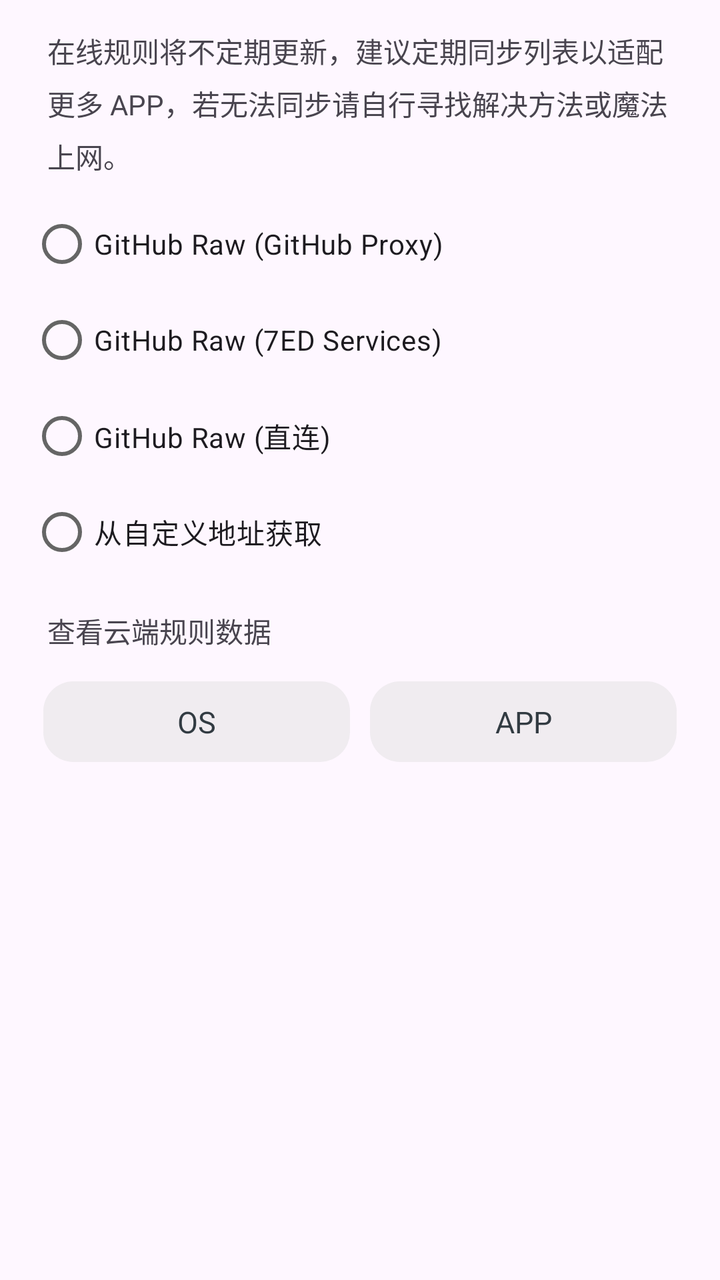
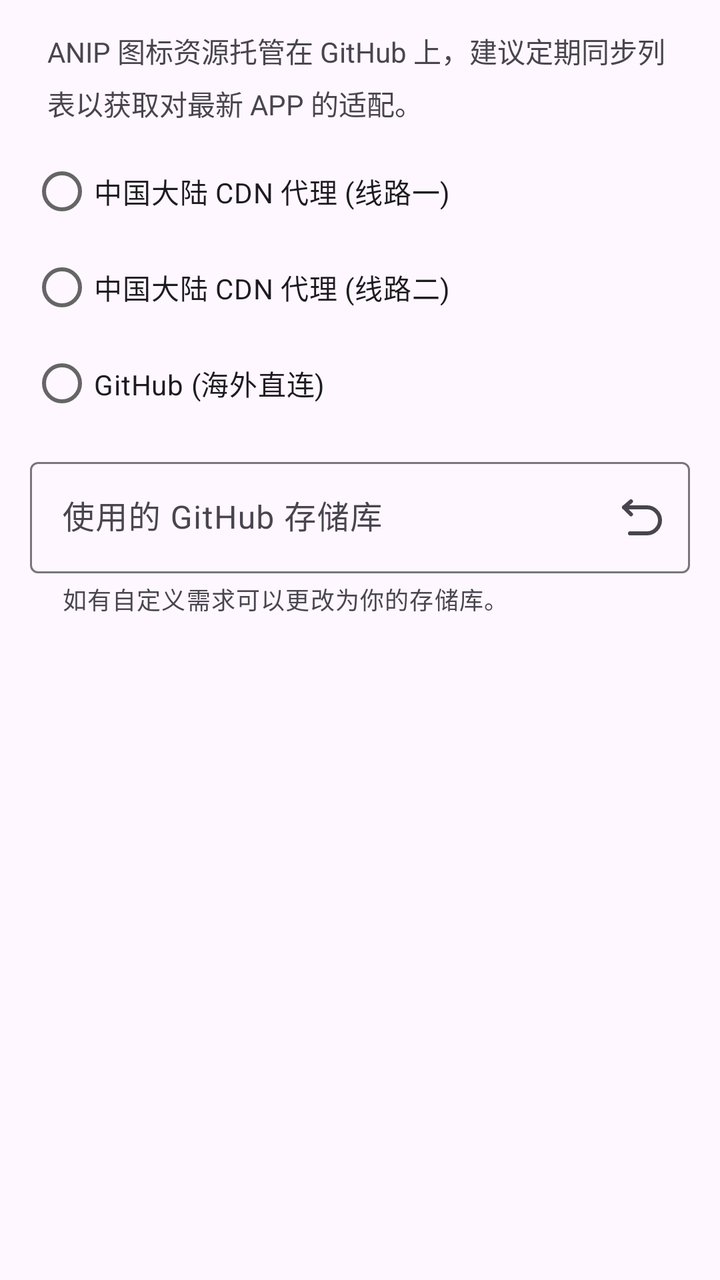

Before-and-after screenshots of an Android layout around one commit, followed by the original layout XML and the change that was made.
<!-- AndroidManifest.xml: application theme Theme.ColorOSNotifyIcon -->
<!-- res/layout/dia_source_from.xml -->
<?xml version="1.0" encoding="utf-8"?>
<LinearLayout xmlns:android="http://schemas.android.com/apk/res/android"
    xmlns:app="http://schemas.android.com/apk/res-auto"
    xmlns:tools="http://schemas.android.com/tools"
    android:layout_width="match_parent"
    android:layout_height="wrap_content"
    android:orientation="vertical"
    android:paddingLeft="15dp"
    android:paddingTop="15dp"
    android:paddingRight="15dp"
    tools:ignore="HardcodedText">

    <TextView
        android:layout_width="match_parent"
        android:layout_height="wrap_content"
        android:layout_marginLeft="8.5dp"
        android:layout_marginRight="8.5dp"
        android:layout_marginBottom="10dp"
        android:lineSpacingExtra="6dp"
        android:text="在线规则将不定期更新，建议定期同步列表以适配更多 APP，若无法同步请自行寻找解决方法或魔法上网。"
        android:textSize="14sp" />

    <RadioGroup
        android:layout_width="match_parent"
        android:layout_height="wrap_content">

        <com.google.android.material.radiobutton.MaterialRadioButton
            android:id="@+id/source_radio_0"
            android:layout_width="wrap_content"
            android:layout_height="wrap_content"
            android:text="GitHub Raw (GitHub Proxy)"
            app:buttonTint="@color/colorPrimaryAccent" />

        <com.google.android.material.radiobutton.MaterialRadioButton
            android:id="@+id/source_radio_1"
            android:layout_width="wrap_content"
            android:layout_height="wrap_content"
            android:text="GitHub Raw (7ED Services)"
            app:buttonTint="@color/colorPrimaryAccent" />

        <com.google.android.material.radiobutton.MaterialRadioButton
            android:id="@+id/source_radio_2"
            android:layout_width="wrap_content"
            android:layout_height="wrap_content"
            android:text="GitHub Raw (直连)"
            app:buttonTint="@color/colorPrimaryAccent" />

        <com.google.android.material.radiobutton.MaterialRadioButton
            android:id="@+id/source_radio_3"
            android:layout_width="wrap_content"
            android:layout_height="wrap_content"
            android:text="从自定义地址获取"
            app:buttonTint="@color/colorPrimaryAccent" />
    </RadioGroup>

    <com.google.android.material.textfield.TextInputLayout
        android:id="@+id/source_from_text_lin"
        android:layout_width="match_parent"
        android:layout_height="wrap_content"
        android:layout_marginTop="10dp"
        android:visibility="gone">

        <com.google.android.material.textfield.TextInputEditText
            android:id="@+id/source_url_edit"
            android:layout_width="match_parent"
            android:layout_height="wrap_content"
            android:ellipsize="end"
            android:hint="请输入在线地址 URL"
            android:singleLine="true" />
    </com.google.android.material.textfield.TextInputLayout>

    <LinearLayout
        android:id="@+id/source_traveler_lin"
        android:layout_width="match_parent"
        android:layout_height="wrap_content"
        android:layout_marginTop="15dp"
        android:orientation="vertical">

        <TextView
            android:layout_width="match_parent"
            android:layout_height="wrap_content"
            android:layout_marginLeft="8.5dp"
            android:layout_marginRight="8.5dp"
            android:layout_marginBottom="15dp"
            android:singleLine="true"
            android:text="查看云端规则数据"
            android:textSize="14sp" />

        <LinearLayout
            android:layout_width="match_parent"
            android:layout_height="wrap_content"
            android:layout_marginLeft="6.5dp"
            android:layout_marginRight="6.5dp"
            android:orientation="horizontal">

            <TextView
                android:id="@+id/source_traveler_os_button"
                android:layout_width="0dp"
                android:layout_height="wrap_content"
                android:layout_marginEnd="5dp"
                android:layout_weight="1"
                android:background="@drawable/bg_button_round"
                android:gravity="center"
                android:padding="10dp"
                android:singleLine="true"
                android:text="OS"
                android:textColor="@color/colorTextGray"
                android:textSize="15sp" />

            <TextView
                android:id="@+id/source_traveler_app_button"
                android:layout_width="0dp"
                android:layout_height="wrap_content"
                android:layout_marginStart="5dp"
                android:layout_weight="1"
                android:background="@drawable/bg_button_round"
                android:gravity="center"
                android:padding="10dp"
                android:singleLine="true"
                android:text="APP"
                android:textColor="@color/colorTextGray"
                android:textSize="15sp" />
        </LinearLayout>
    </LinearLayout>
</LinearLayout>
<!-- resources referenced by this layout -->
<resources>
  <color name="colorPrimaryAccent">#656565</color>
  <color name="colorTextGray">#FF323B42</color>
  <!-- drawable bg_button_round (drawable) -->
  <?xml version="1.0" encoding="utf-8"?>
  <ripple xmlns:android="http://schemas.android.com/apk/res/android"
      android:color="#777777">
      <item>
          <shape android:shape="rectangle">
              <solid android:color="#66DAD9D9" />
              <corners android:radius="15dp" />
          </shape>
      </item>
  </ripple>
  <style name="Theme.ColorOSNotifyIcon" parent="Theme.Material3.DayNight">
          
          <item name="colorPrimary">@color/colorPrimaryAccent</item>
          <item name="colorPrimaryVariant">@color/colorPrimaryAccent</item>
          <item name="colorOnPrimary">@color/white</item>
          
          <item name="colorSecondary">@color/colorPrimaryAccent</item>
          <item name="colorSecondaryVariant">@color/colorPrimaryAccent</item>
          <item name="colorOnSecondary">@color/white</item>
          
          <item name="android:statusBarColor">@color/white</item>
          <item name="android:windowLightStatusBar">true</item>
          
      </style>
  <color name="white">#FFFFFFFF</color>
</resources>

<!-- the commit's change to res/layout/dia_source_from.xml (unified diff, before → after) -->
@@ -17,7 +17,7 @@
         android:layout_marginRight="8.5dp"
         android:layout_marginBottom="10dp"
         android:lineSpacingExtra="6dp"
-        android:text="在线规则将不定期更新，建议定期同步列表以适配更多 APP，若无法同步请自行寻找解决方法或魔法上网。"
+        android:text="ANIP 图标资源托管在 GitHub 上，建议定期同步列表以获取对最新 APP 的适配。"
         android:textSize="14sp" />
 
     <RadioGroup
@@ -28,98 +28,40 @@
             android:id="@+id/source_radio_0"
             android:layout_width="wrap_content"
             android:layout_height="wrap_content"
-            android:text="GitHub Raw (GitHub Proxy)"
+            android:text="中国大陆 CDN 代理 (线路一)"
             app:buttonTint="@color/colorPrimaryAccent" />
 
         <com.google.android.material.radiobutton.MaterialRadioButton
             android:id="@+id/source_radio_1"
             android:layout_width="wrap_content"
             android:layout_height="wrap_content"
-            android:text="GitHub Raw (7ED Services)"
+            android:text="中国大陆 CDN 代理 (线路二)"
             app:buttonTint="@color/colorPrimaryAccent" />
 
         <com.google.android.material.radiobutton.MaterialRadioButton
             android:id="@+id/source_radio_2"
             android:layout_width="wrap_content"
             android:layout_height="wrap_content"
-            android:text="GitHub Raw (直连)"
-            app:buttonTint="@color/colorPrimaryAccent" />
-
-        <com.google.android.material.radiobutton.MaterialRadioButton
-            android:id="@+id/source_radio_3"
-            android:layout_width="wrap_content"
-            android:layout_height="wrap_content"
-            android:text="从自定义地址获取"
+            android:text="GitHub (海外直连)"
             app:buttonTint="@color/colorPrimaryAccent" />
     </RadioGroup>
 
     <com.google.android.material.textfield.TextInputLayout
-        android:id="@+id/source_from_text_lin"
+        android:id="@+id/source_repository_text_lin"
         android:layout_width="match_parent"
         android:layout_height="wrap_content"
         android:layout_marginTop="10dp"
-        android:visibility="gone">
+        android:hint="使用的 GitHub 存储库"
+        app:endIconContentDescription="恢复默认"
+        app:endIconDrawable="@drawable/ic_restore"
+        app:endIconMode="custom"
+        app:helperText="如有自定义需求可以更改为你的存储库。">
 
         <com.google.android.material.textfield.TextInputEditText
-            android:id="@+id/source_url_edit"
+            android:id="@+id/source_repository_edit"
             android:layout_width="match_parent"
             android:layout_height="wrap_content"
-            android:ellipsize="end"
-            android:hint="请输入在线地址 URL"
+            android:inputType="textUri"
             android:singleLine="true" />
     </com.google.android.material.textfield.TextInputLayout>
-
-    <LinearLayout
-        android:id="@+id/source_traveler_lin"
-        android:layout_width="match_parent"
-        android:layout_height="wrap_content"
-        android:layout_marginTop="15dp"
-        android:orientation="vertical">
-
-        <TextView
-            android:layout_width="match_parent"
-            android:layout_height="wrap_content"
-            android:layout_marginLeft="8.5dp"
-            android:layout_marginRight="8.5dp"
-            android:layout_marginBottom="15dp"
-            android:singleLine="true"
-            android:text="查看云端规则数据"
-            android:textSize="14sp" />
-
-        <LinearLayout
-            android:layout_width="match_parent"
-            android:layout_height="wrap_content"
-            android:layout_marginLeft="6.5dp"
-            android:layout_marginRight="6.5dp"
-            android:orientation="horizontal">
-
-            <TextView
-                android:id="@+id/source_traveler_os_button"
-                android:layout_width="0dp"
-                android:layout_height="wrap_content"
-                android:layout_marginEnd="5dp"
-                android:layout_weight="1"
-                android:background="@drawable/bg_button_round"
-                android:gravity="center"
-                android:padding="10dp"
-                android:singleLine="true"
-                android:text="OS"
-                android:textColor="@color/colorTextGray"
-                android:textSize="15sp" />
-
-            <TextView
-                android:id="@+id/source_traveler_app_button"
-                android:layout_width="0dp"
-                android:layout_height="wrap_content"
-                android:layout_marginStart="5dp"
-                android:layout_weight="1"
-                android:background="@drawable/bg_button_round"
-                android:gravity="center"
-                android:padding="10dp"
-                android:singleLine="true"
-                android:text="APP"
-                android:textColor="@color/colorTextGray"
-                android:textSize="15sp" />
-        </LinearLayout>
-    </LinearLayout>
 </LinearLayout>
<!-- resource entries referenced after the edit -->
@@ -1,18 +1,28 @@
 <!-- resources referenced by this layout -->
 <resources>
   <color name="colorPrimaryAccent">#656565</color>
-  <color name="colorTextGray">#FF323B42</color>
-  <!-- drawable bg_button_round (drawable) -->
-  <?xml version="1.0" encoding="utf-8"?>
-  <ripple xmlns:android="http://schemas.android.com/apk/res/android"
-      android:color="#777777">
-      <item>
-          <shape android:shape="rectangle">
-              <solid android:color="#66DAD9D9" />
-              <corners android:radius="15dp" />
-          </shape>
-      </item>
-  </ripple>
+  <!-- drawable ic_restore (drawable) -->
+  <?xml version="1.0" encoding="UTF-8"?>
+  <vector xmlns:android="http://schemas.android.com/apk/res/android"
+      android:width="24dp"
+      android:height="24dp"
+      android:viewportWidth="48"
+      android:viewportHeight="48">
+      <path
+          android:fillColor="@android:color/transparent"
+          android:pathData="M12.9998,8L6,14L12.9998,21"
+          android:strokeColor="@android:color/white"
+          android:strokeLineCap="round"
+          android:strokeLineJoin="round"
+          android:strokeWidth="4" />
+      <path
+          android:fillColor="@android:color/transparent"
+          android:pathData="M6,14H28.9938C35.8768,14 41.7221,19.6204 41.9904,26.5C42.2739,33.7696 36.2671,40 28.9938,40H11.9984"
+          android:strokeColor="@android:color/white"
+          android:strokeLineCap="round"
+          android:strokeLineJoin="round"
+          android:strokeWidth="4" />
+  </vector>
   <style name="Theme.ColorOSNotifyIcon" parent="Theme.Material3.DayNight">
           
           <item name="colorPrimary">@color/colorPrimaryAccent</item>
